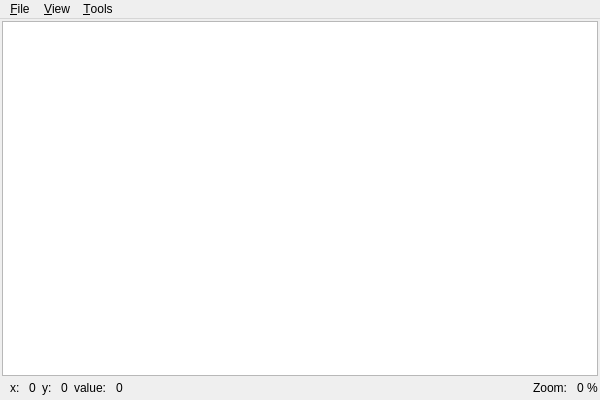
This is mainwindow.ui in kofes/satelliteQt as Qt 5 draws it before an edit. The edited form follows.
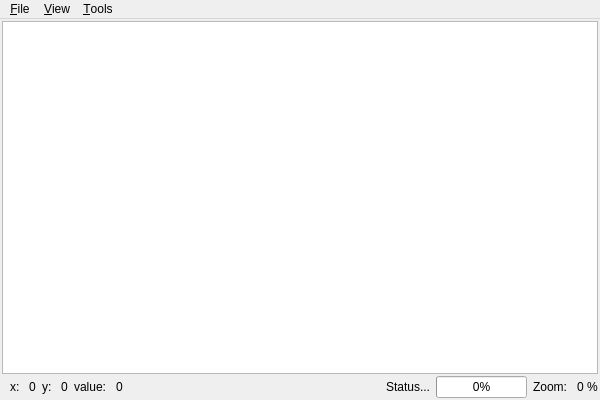
This is the edited form.

What changed in the file:
```diff
--- a/mainwindow.ui
+++ b/mainwindow.ui
@@ -133,6 +133,26 @@
           </property>
          </spacer>
         </item>
+        <item>
+         <widget class="QLabel" name="label_levels_status">
+          <property name="text">
+           <string>Status...</string>
+          </property>
+         </widget>
+        </item>
+        <item>
+         <widget class="QProgressBar" name="progressBar_levels">
+          <property name="sizePolicy">
+           <sizepolicy hsizetype="Preferred" vsizetype="Fixed">
+            <horstretch>0</horstretch>
+            <verstretch>0</verstretch>
+           </sizepolicy>
+          </property>
+          <property name="value">
+           <number>0</number>
+          </property>
+         </widget>
+        </item>
         <item>
          <widget class="QLabel" name="label">
           <property name="text">
```
